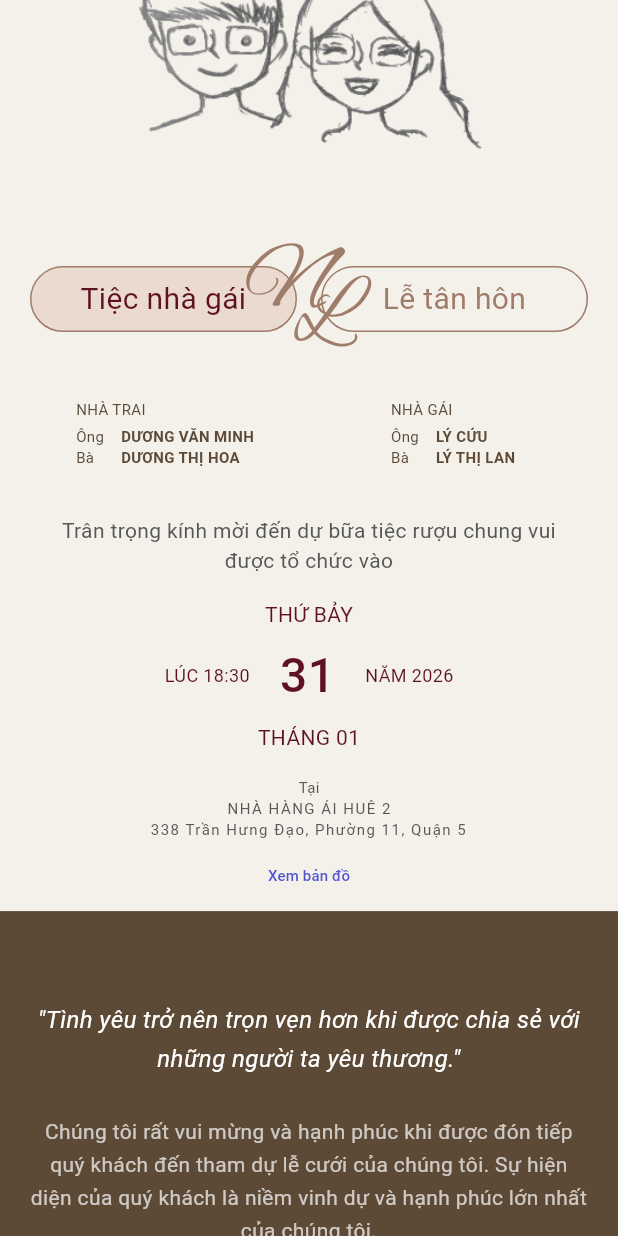
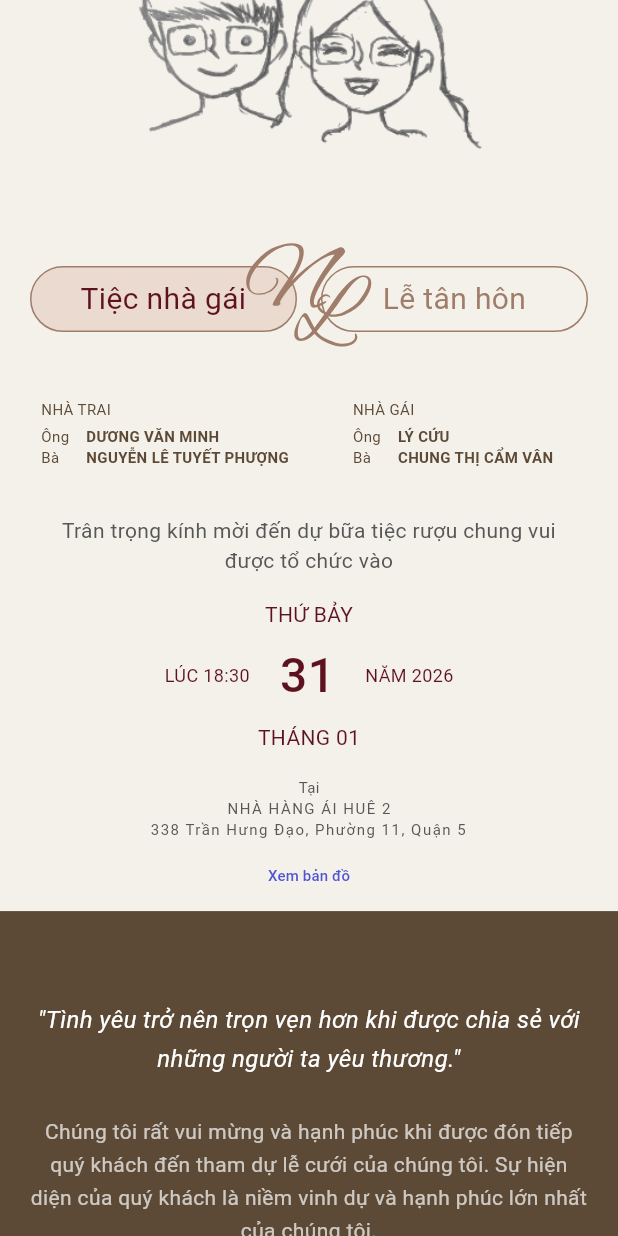
Before and after one commit to DuongQuocNghi/wedding_invitations, a Flutter app: the screen it shows after launch, scrolled down 1152 dp, on a phone screen of 412 x 824 dp. Run offline on Flutter 3.47's test engine with Material 3 defaults, Android fonts, the phone set to English and light mode, and no system bars; our stand-ins replace flutter_svg, google_fonts; network calls fail; Roboto replaces fonts that are missing (Aboreto).

Commit message:
Update family member names in EventDetailsSection for accuracy

```diff
--- a/lib/main.dart
+++ b/lib/main.dart
@@ -265,7 +265,7 @@ class EventDetailsSection extends StatelessWidget {
                       ),
                       const SizedBox(height: 4),
                       _FamilyMember('Ông', 'DƯƠNG VĂN MINH'),
-                      _FamilyMember('Bà', 'DƯƠNG THỊ HOA'),
+                      _FamilyMember('Bà', 'NGUYỄN LÊ TUYẾT PHƯỢNG'),
                     ],
                   ),
                 ),
@@ -286,7 +286,7 @@ class EventDetailsSection extends StatelessWidget {
                       ),
                       const SizedBox(height: 4),
                       _FamilyMember('Ông', 'LÝ CỨU'),
-                      _FamilyMember('Bà', 'LÝ THỊ LAN'),
+                      _FamilyMember('Bà', 'CHUNG THỊ CẨM VÂN'),
                     ],
                   ),
                 ),
```
